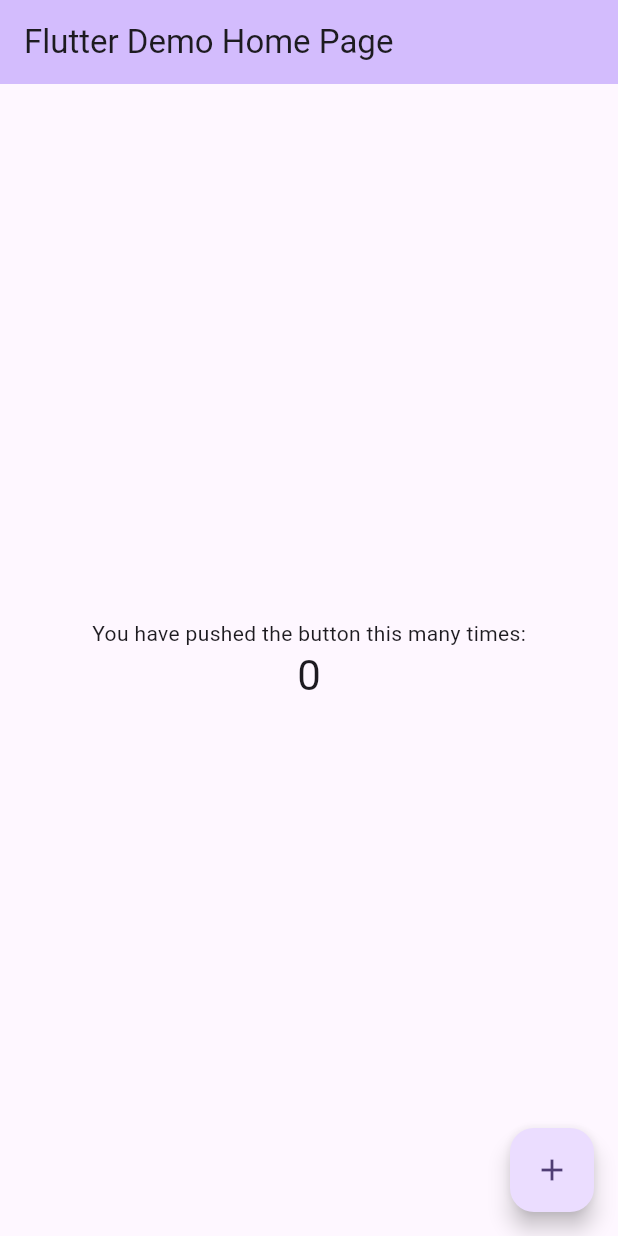
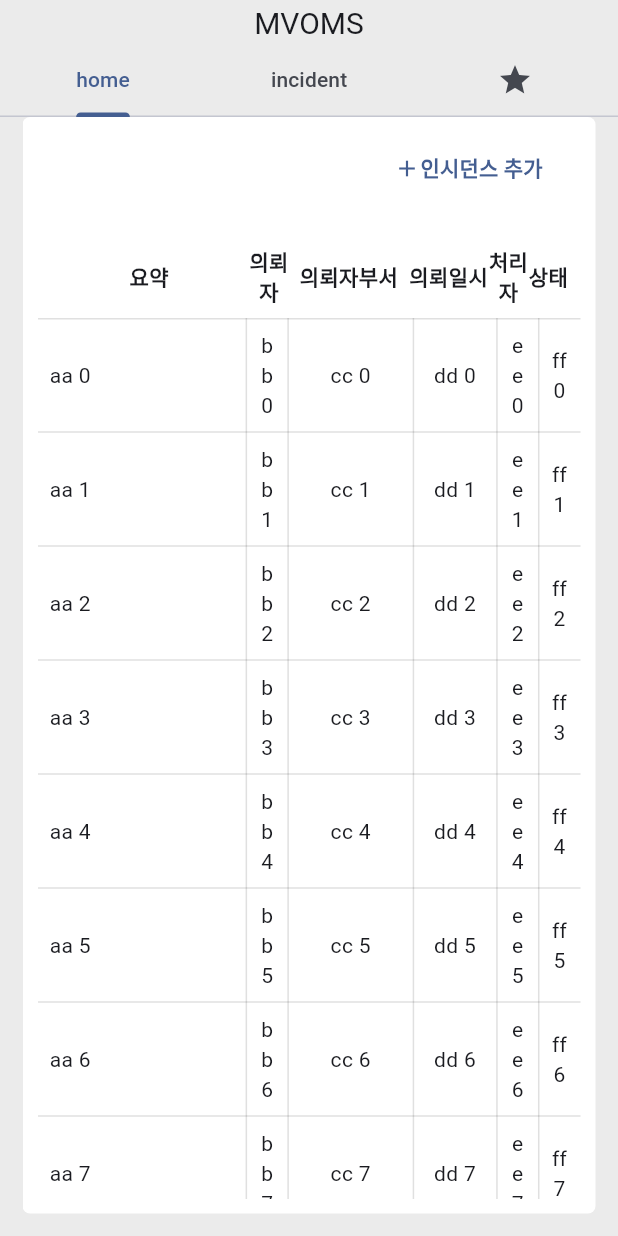
Before and after one commit to skinuo/mvoms, a Flutter app: the screen it shows after launch, on a phone screen of 412 x 824 dp. Run offline on Flutter 3.47's test engine with Material 3 defaults, Android fonts, the phone set to English and light mode, and no system bars; our stand-ins replace dropdown_button2; missing offline and left inert: omni_datetime_picker.

Commit message:
화면 구현

```diff
--- a/lib/main.dart
+++ b/lib/main.dart
@@ -1,125 +1,210 @@
 import 'package:flutter/material.dart';
+import 'incidentDialog.dart';
 
+/// MVOMS 메인 구현
+/// @since 2023.12.30.
 void main() {
-  runApp(const MyApp());
+  runApp(MaterialApp(
+      theme: ThemeData(
+        colorScheme: ColorScheme.fromSeed(seedColor: Colors.blueAccent),
+        useMaterial3: true,
+      ),
+      home: const MvHome()));
 }
 
-class MyApp extends StatelessWidget {
-  const MyApp({super.key});
+class MvHome extends StatefulWidget {
+  const MvHome({super.key});
 
-  // This widget is the root of your application.
+  @override
+  State<MvHome> createState() => _MvHomeState();
+}
+
+class _MvHomeState extends State<MvHome> {
+  // 인시던스 요청시간 위젯 컨트롤러
   @override
   Widget build(BuildContext context) {
-    return MaterialApp(
-      title: 'Flutter Demo',
-      theme: ThemeData(
-        // This is the theme of your application.
-        //
-        // TRY THIS: Try running your application with "flutter run". You'll see
-        // the application has a purple toolbar. Then, without quitting the app,
-        // try changing the seedColor in the colorScheme below to Colors.green
-        // and then invoke "hot reload" (save your changes or press the "hot
-        // reload" button in a Flutter-supported IDE, or press "r" if you used
-        // the command line to start the app).
-        //
-        // Notice that the counter didn't reset back to zero; the application
-        // state is not lost during the reload. To reset the state, use hot
-        // restart instead.
-        //
-        // This works for code too, not just values: Most code changes can be
-        // tested with just a hot reload.
-        colorScheme: ColorScheme.fromSeed(seedColor: Colors.deepPurple),
-        useMaterial3: true,
+    return Container(
+      color: Colors.black12,
+      child: DefaultTabController(
+        length: 3,
+        child: Scaffold(
+          appBar: AppBar(
+            toolbarHeight: 30,
+            backgroundColor: const Color.fromRGBO(235, 235, 235, 1),
+            centerTitle: true,
+            bottom: const TabBar(tabs: [
+              Tab(text: "home"),
+              Tab(text: "incident"),
+              Tab(icon: Icon(Icons.star))
+            ]),
+            title: const Text("MVOMS", style: TextStyle(fontSize: 20)),
+          ),
+          body: Container(
+            padding: const EdgeInsets.fromLTRB(15, 0, 15, 15),
+            color: const Color.fromRGBO(235, 235, 235, 1),
+            child: TabBarView(children: [
+              Container(
+                padding: const EdgeInsets.all(10),
+                decoration: const BoxDecoration(
+                    color: Colors.white,
+                    borderRadius: BorderRadius.all(Radius.circular(5))),
+                child: Column(
+                  children: [
+                    Row(
+                      children: [
+                        const Expanded(
+                          child: Text(""),
+                        ),
+                        SizedBox(
+                            width: 150,
+                            child: TextButton(
+                                onPressed: () {
+                                  showIncidentPop(context);
+                                },
+                                child: const Row(
+                                  mainAxisAlignment: MainAxisAlignment.center,
+                                  children: [
+                                    Icon(Icons.add),
+                                    Text(
+                                      "인시던스 추가",
+                                      style: TextStyle(
+                                          fontWeight: FontWeight.bold),
+                                    )
+                                  ],
+                                ))),
+                      ],
+                    ),
+                    // 간격
+                    const SizedBox(
+                      height: 20,
+                    ),
+                    // 인시던스 테이블 헤더 (헤더 고정을 위해 분리)
+                    Row(
+                      children: [
+                        Expanded(
+                          child: Padding(
+                            padding: const EdgeInsets.all(8.0),
+                            child: Table(
+                              columnWidths: getIncidentColumnWidths(),
+                              children: [
+                                TableRow(children: [
+                                  makeIncidentHeaderCell("요약"),
+                                  makeIncidentHeaderCell("의뢰자"),
+                                  makeIncidentHeaderCell("의뢰자부서"),
+                                  makeIncidentHeaderCell("의뢰일시"),
+                                  makeIncidentHeaderCell("처리자"),
+                                  makeIncidentHeaderCell("상태")
+                                ])
+                              ],
+                            ),
+                          ),
+                        ),
+                      ],
+                    ),
+                    // 인시던스 테이블 목록
+                    Expanded(
+                      child: SingleChildScrollView(
+                          scrollDirection: Axis.vertical,
+                          child: Table(
+                            //border: TableBorder.all(color: Colors.black12),
+                            border: const TableBorder(
+                                top: BorderSide(color: Colors.black12),
+                                verticalInside:
+                                    BorderSide(color: Colors.black12),
+                                horizontalInside:
+                                    BorderSide(color: Colors.black12)),
+                            columnWidths: getIncidentColumnWidths(),
+                            children: getRow(),
+                          )),
+                    ),
+                  ],
+                ),
+              ),
+              const Text("b"),
+              const Text("home"),
+            ]),
+          ),
+        ),
       ),
-      home: const MyHomePage(title: 'Flutter Demo Home Page'),
     );
   }
-}
 
-class MyHomePage extends StatefulWidget {
-  const MyHomePage({super.key, required this.title});
-
-  // This widget is the home page of your application. It is stateful, meaning
-  // that it has a State object (defined below) that contains fields that affect
-  // how it looks.
-
-  // This class is the configuration for the state. It holds the values (in this
-  // case the title) provided by the parent (in this case the App widget) and
-  // used by the build method of the State. Fields in a Widget subclass are
-  // always marked "final".
-
-  final String title;
-
-  @override
-  State<MyHomePage> createState() => _MyHomePageState();
-}
-
-class _MyHomePageState extends State<MyHomePage> {
-  int _counter = 0;
-
-  void _incrementCounter() {
-    setState(() {
-      // This call to setState tells the Flutter framework that something has
-      // changed in this State, which causes it to rerun the build method below
-      // so that the display can reflect the updated values. If we changed
-      // _counter without calling setState(), then the build method would not be
-      // called again, and so nothing would appear to happen.
-      _counter++;
-    });
+  /// 인스던스 추가 팝업 열기
+  /// @since 2023.12.30.
+  void showIncidentPop(BuildContext context) {
+    showDialog(
+        context: context,
+        barrierDismissible: true,
+        builder: ((context) {
+          return AlertDialog(
+            //contentTextStyle: TextStyle(fontSize: 13),
+            backgroundColor: Colors.white,
+            surfaceTintColor: Colors.transparent,
+            title: const Text("인시던트 등록"),
+            content: const MvIncidentDialog(),
+            actions: [
+              ElevatedButton(
+                  onPressed: () => Navigator.of(context).pop(),
+                  child: const Text('취소')),
+              ElevatedButton(
+                  onPressed: () => Navigator.of(context).pop(),
+                  child: const Text('저장')),
+            ],
+          );
+        }));
   }
 
-  @override
-  Widget build(BuildContext context) {
-    // This method is rerun every time setState is called, for instance as done
-    // by the _incrementCounter method above.
-    //
-    // The Flutter framework has been optimized to make rerunning build methods
-    // fast, so that you can just rebuild anything that needs updating rather
-    // than having to individually change instances of widgets.
-    return Scaffold(
-      appBar: AppBar(
-        // TRY THIS: Try changing the color here to a specific color (to
-        // Colors.amber, perhaps?) and trigger a hot reload to see the AppBar
-        // change color while the other colors stay the same.
-        backgroundColor: Theme.of(context).colorScheme.inversePrimary,
-        // Here we take the value from the MyHomePage object that was created by
-        // the App.build method, and use it to set our appbar title.
-        title: Text(widget.title),
-      ),
-      body: Center(
-        // Center is a layout widget. It takes a single child and positions it
-        // in the middle of the parent.
-        child: Column(
-          // Column is also a layout widget. It takes a list of children and
-          // arranges them vertically. By default, it sizes itself to fit its
-          // children horizontally, and tries to be as tall as its parent.
-          //
-          // Column has various properties to control how it sizes itself and
-          // how it positions its children. Here we use mainAxisAlignment to
-          // center the children vertically; the main axis here is the vertical
-          // axis because Columns are vertical (the cross axis would be
-          // horizontal).
-          //
-          // TRY THIS: Invoke "debug painting" (choose the "Toggle Debug Paint"
-          // action in the IDE, or press "p" in the console), to see the
-          // wireframe for each widget.
-          mainAxisAlignment: MainAxisAlignment.center,
-          children: <Widget>[
-            const Text(
-              'You have pushed the button this many times:',
-            ),
-            Text(
-              '$_counter',
-              style: Theme.of(context).textTheme.headlineMedium,
-            ),
-          ],
-        ),
-      ),
-      floatingActionButton: FloatingActionButton(
-        onPressed: _incrementCounter,
-        tooltip: 'Increment',
-        child: const Icon(Icons.add),
-      ), // This trailing comma makes auto-formatting nicer for build methods.
-    );
+  /// 인시던스 동적 테이블 로우 반환
+  /// @since 2023.12.30.
+  List<TableRow> getRow() {
+    List<TableRow> row = [];
+    for (var i = 0; i < 40; i++) {
+      row.add(TableRow(children: [
+        makeIncidentBodyCell("aa ${i.toString()}", TextAlign.left),
+        makeIncidentBodyCell("bb ${i.toString()}"),
+        makeIncidentBodyCell("cc ${i.toString()}"),
+        makeIncidentBodyCell("dd ${i.toString()}"),
+        makeIncidentBodyCell("ee ${i.toString()}"),
+        makeIncidentBodyCell("ff ${i.toString()}"),
+      ]));
+    }
+    return row;
+  }
+
+  /// 인시던스 테이블 바디 셀 생성
+  /// @param label 라벨
+  /// @param align 정렬
+  /// @since 2023.12.30.
+  TableCell makeIncidentBodyCell(String label,
+      [TextAlign align = TextAlign.center]) {
+    return TableCell(
+        verticalAlignment: TableCellVerticalAlignment.middle,
+        child: Padding(
+            padding: const EdgeInsets.all(8),
+            child: Text(label, textAlign: align)));
+  }
+
+  /// 임시던스 테이블 헤더 셀 생성
+  /// @param label 라벨
+  /// @since 2023.12.30.
+  TableCell makeIncidentHeaderCell(String label) {
+    return TableCell(
+        verticalAlignment: TableCellVerticalAlignment.middle,
+        child: Text(label,
+            textAlign: TextAlign.center,
+            style: const TextStyle(fontWeight: FontWeight.bold)));
+  }
+
+  /// 인시던스 테이블 컬럼 너비 반환
+  /// @since 2023.12.30.
+  Map<int, TableColumnWidth> getIncidentColumnWidths() {
+    return const <int, TableColumnWidth>{
+      0: FlexColumnWidth(5),
+      1: FlexColumnWidth(1),
+      2: FlexColumnWidth(3),
+      3: FlexColumnWidth(2),
+      4: FlexColumnWidth(1),
+      5: FlexColumnWidth(1),
+    };
   }
 }
--- a/pubspec.yaml
+++ b/pubspec.yaml
@@ -28,6 +28,12 @@ environment:
 # the latest version available on pub.dev. To see which dependencies have newer
 # versions available, run `flutter pub outdated`.
 dependencies:
+  # datetime
+  omni_datetime_picker: ^1.0.9
+  # datetimeforamt
+  intl: ^0.19.0
+  # dropdown
+  dropdown_button2: ^2.3.9
   flutter:
     sdk: flutter
 
```
Also changed, not shown: lib/incidentDialog.dart (added, +335 -0 lines), 1 other file.
